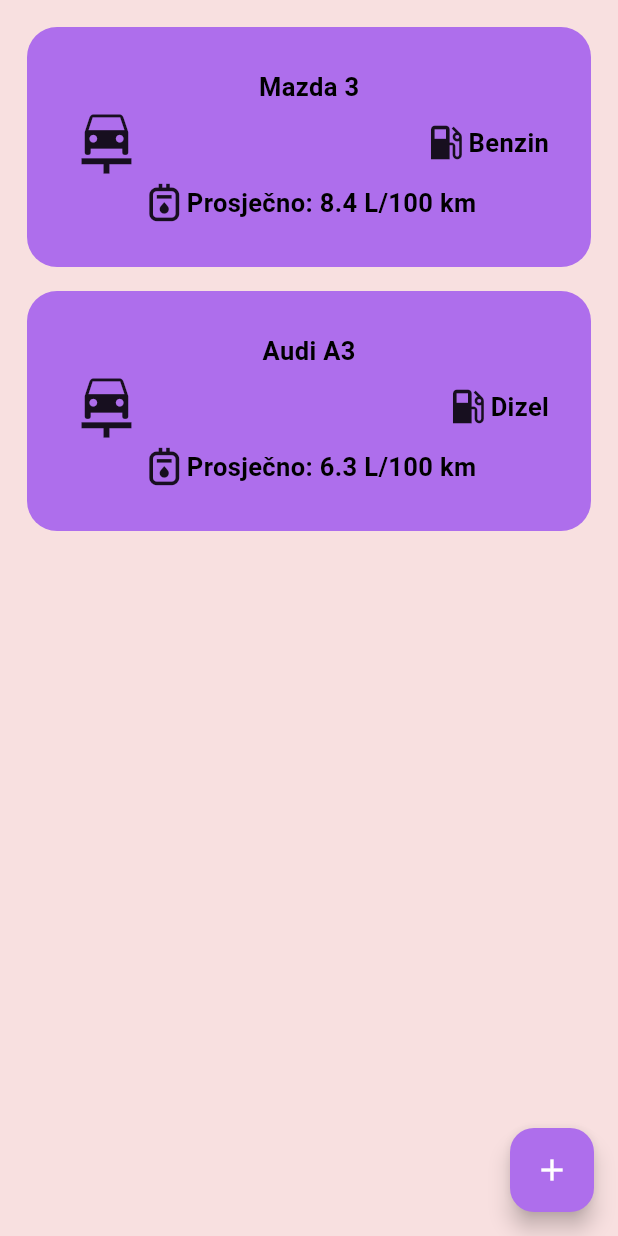
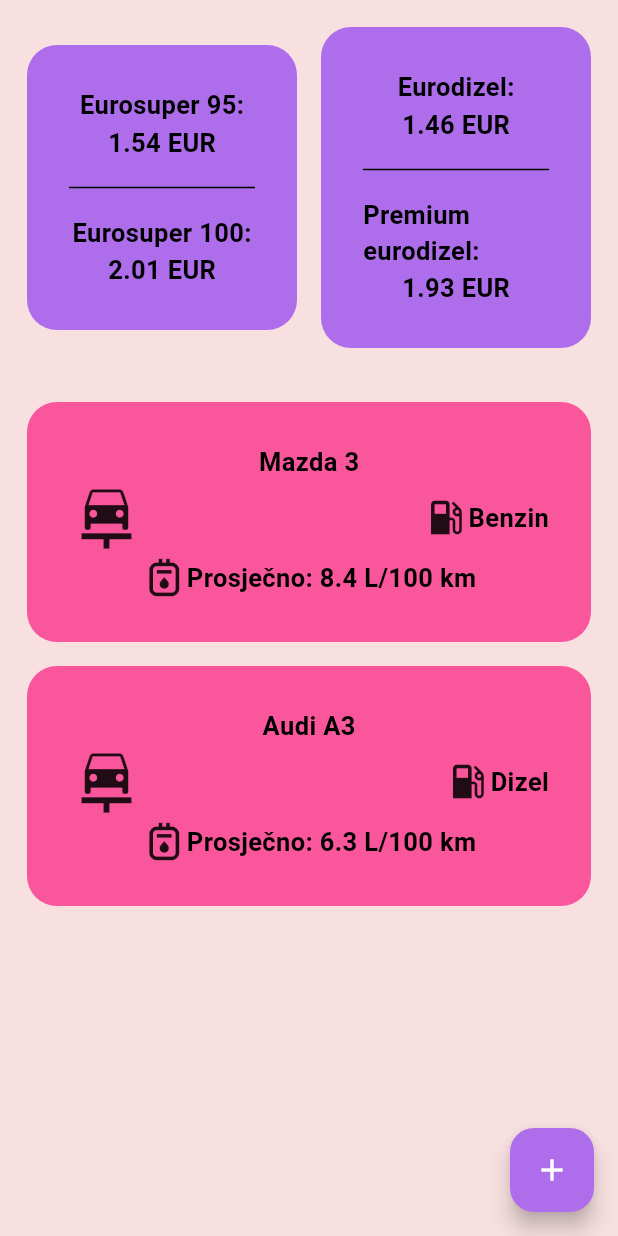
Before and after one commit to Vuk7/kalkulator_potrosnje, a Flutter app: the screen it shows after launch, on a phone screen of 412 x 824 dp. Run offline on Flutter 3.47's test engine with Material 3 defaults, Android fonts, the phone set to English and light mode, and no system bars.

Commit message:
dodana komponenta za prikaz cijena

```diff
--- a/lib/pages/main_page/components/car_box.dart
+++ b/lib/pages/main_page/components/car_box.dart
@@ -24,8 +24,8 @@
       child: Container(
         padding: const EdgeInsets.all(20),
         decoration: BoxDecoration(
-          borderRadius: BorderRadius.all(Radius.circular(20)),
-          color: Theme.of(context).colorScheme.primary,
+          borderRadius: const BorderRadius.all(Radius.circular(20)),
+          color: Theme.of(context).colorScheme.secondary,
         ),
         child: Padding(
           padding: const EdgeInsets.all(8.0),
--- /dev/null
+++ b/lib/pages/main_page/components/fuel_prices_box.dart
@@ -0,0 +1,62 @@
+import 'package:flutter/material.dart';
+
+class FuelPricesBox extends StatelessWidget {
+  final String firstName, firstPrice, secondName, secondPrice;
+  const FuelPricesBox(
+      this.firstName, this.firstPrice, this.secondName, this.secondPrice,
+      {super.key});
+
+  @override
+  Widget build(BuildContext context) {
+    return Expanded(
+        flex: 5,
+        child: Padding(
+          padding: const EdgeInsets.all(8),
+          child: Container(
+            padding: const EdgeInsets.all(20),
+            decoration: BoxDecoration(
+              borderRadius: const BorderRadius.all(Radius.circular(20)),
+              color: Theme.of(context).colorScheme.primary,
+            ),
+            child: Padding(
+              padding: EdgeInsets.all(8),
+              child: Column(
+                children: [
+                  Text(
+                    firstName,
+                    style: TextStyle(fontSize: 17, fontWeight: FontWeight.bold),
+                  ),
+                  const SizedBox(
+                    height: 1,
+                  ),
+                  Text(
+                    "$firstPrice EUR",
+                    style: const TextStyle(
+                        fontSize: 17, fontWeight: FontWeight.bold),
+                  ),
+                  const SizedBox(
+                    height: 10,
+                  ),
+                  const Divider(),
+                  const SizedBox(
+                    height: 10,
+                  ),
+                  Text(
+                    secondName,
+                    style: TextStyle(fontSize: 17, fontWeight: FontWeight.bold),
+                  ),
+                  const SizedBox(
+                    height: 1,
+                  ),
+                  Text(
+                    "$secondPrice EUR",
+                    style: const TextStyle(
+                        fontSize: 17, fontWeight: FontWeight.bold),
+                  ),
+                ],
+              ),
+            ),
+          ),
+        ));
+  }
+}
--- a/lib/pages/main_page/main_page.dart
+++ b/lib/pages/main_page/main_page.dart
@@ -1,5 +1,6 @@
 import 'package:flutter/material.dart';
 import 'package:kalkulator_potrosnje/pages/main_page/components/car_box.dart';
+import 'package:kalkulator_potrosnje/pages/main_page/components/fuel_prices_box.dart';
 
 class MainPage extends StatefulWidget {
   const MainPage({super.key});
@@ -26,6 +27,17 @@
           padding: EdgeInsets.all(10),
           child: Column(
             children: [
+              Row(
+                children: [
+                  FuelPricesBox(
+                      "Eurosuper 95:", "1.54", "Eurosuper 100:", "2.01"),
+                  FuelPricesBox(
+                      "Eurodizel:", "1.46", "Premium eurodizel:", "1.93")
+                ],
+              ),
+              SizedBox(
+                height: 20,
+              ),
               CarBox(
                 vehicleType: 1,
                 vehicleName: "Mazda 3",
```
